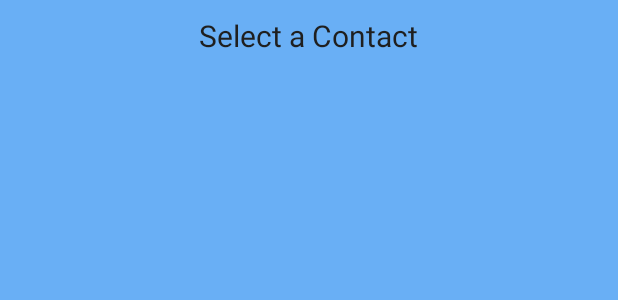
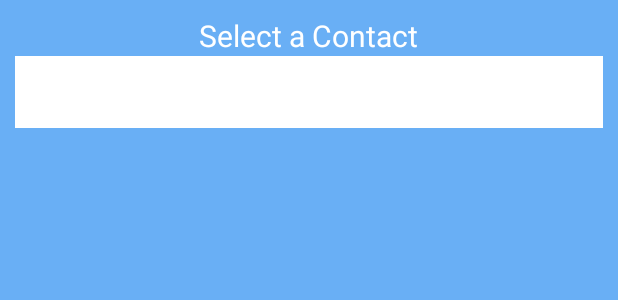
Before and after one commit to Henri93/BeThereIn5, an Android app: the layout tab_new.xml on its own in the app's theme, with its tools: preview values and no code run, on a phone screen of 412 x 824 dp. Shown: the top 300 px of the screen. Run offline under Robolectric (Android 15) with nearby library versions, the phone set to English and light mode, and no system bars.

Commit message:
Add Search

```diff
--- a/app/src/main/java/henrygarant/com/demomap/MainActivity.java
+++ b/app/src/main/java/henrygarant/com/demomap/MainActivity.java
@@ -12,6 +12,7 @@ public class MainActivity extends ActionBarActivity {
     protected void onCreate(Bundle savedInstanceState) {
         super.onCreate(savedInstanceState);
         setContentView(R.layout.main_activity);
+
     }
 
 
--- a/app/src/main/res/layout/tab_new.xml
+++ b/app/src/main/res/layout/tab_new.xml
@@ -15,9 +15,16 @@
         android:id="@+id/selectTextView"
         android:layout_alignParentTop="true"
         android:layout_centerHorizontal="true"
-        android:textColor="@color/Dark"
+        android:textColor="@color/Light"
         android:textSize="20sp"
         android:layout_gravity="center_horizontal" />
+
+    <SearchView
+        android:layout_width="match_parent"
+        android:layout_height="wrap_content"
+        android:id="@+id/searchView"
+        android:layout_gravity="center_horizontal"
+        android:foreground="@color/Light" />
 
     <ExpandableListView
         android:layout_width="match_parent"
```
Also changed, not shown: app/src/main/java/henrygarant/com/demomap/ContactAdapter.java (+22 -1 lines), app/src/main/java/henrygarant/com/demomap/MainTabFragment.java (+21 -3 lines), 1 other file.
